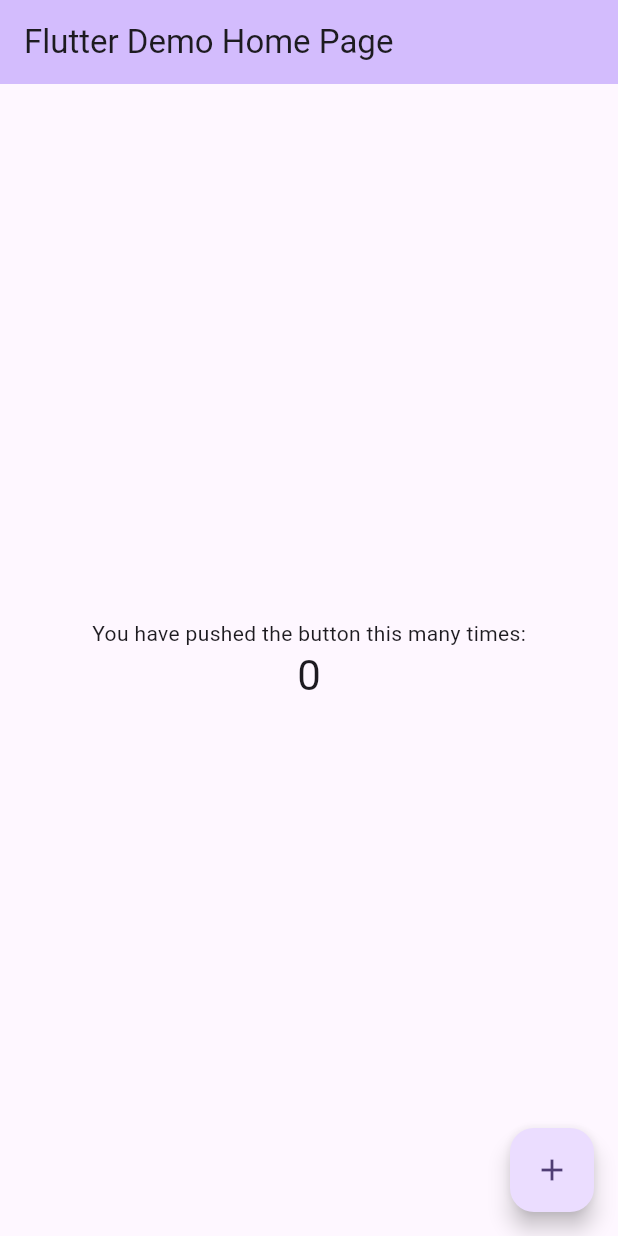
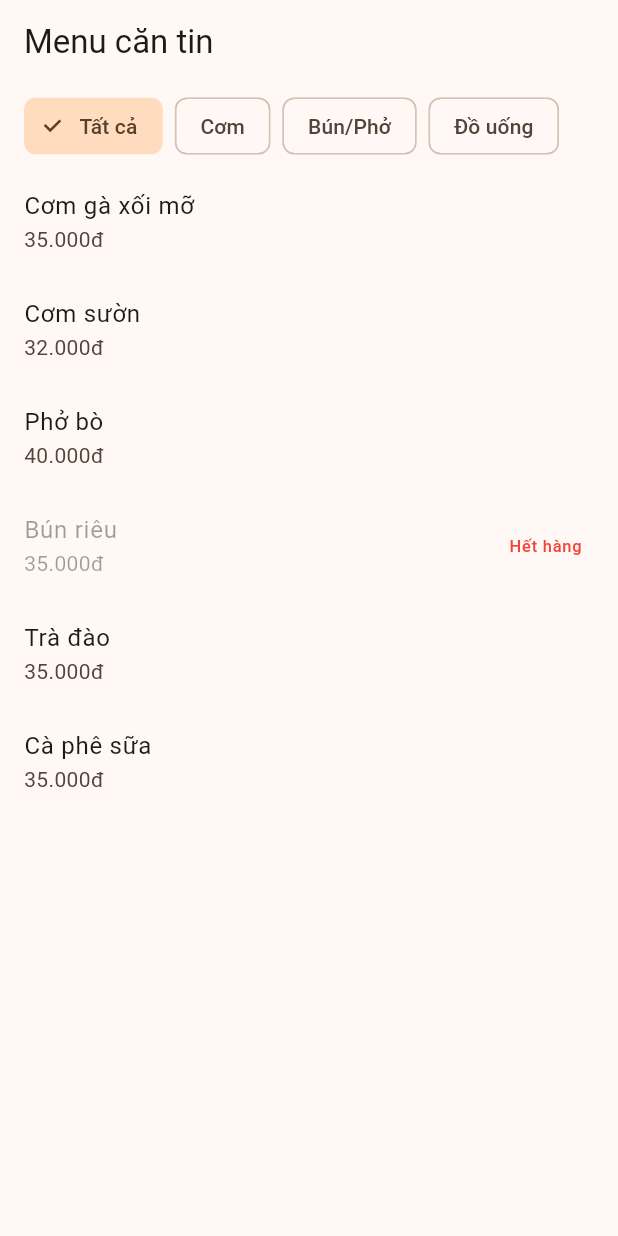
Before and after one commit to lucienhoang/canteen-app, a Flutter app: the screen it shows after launch, on a phone screen of 412 x 824 dp. Run offline on Flutter 3.47's test engine with Material 3 defaults, Android fonts, the phone set to English and light mode, and no system bars.

Commit message:
feat: add sample menu screen with Provider

```diff
--- /dev/null
+++ b/lib/data/models/category.dart
@@ -0,0 +1,12 @@
+/// Lớp đại diện cho một danh mục (Category) trong app.
+class Category {
+  /// Mã định danh duy nhất của danh mục.
+  final int id;
+
+  /// Tên hiển thị danh mục.
+  final String name;
+
+  /// Hàm khởi tạo cố định (const) cho Category.
+  /// Bắt buộc phải truyền đầy đủ [id] và [name]
+  const Category({required this.id, required this.name});
+}
--- /dev/null
+++ b/lib/data/models/menu_item.dart
@@ -0,0 +1,27 @@
+/// Lớp đại diện cho Món ăn/Thức uống trong thực đơn.
+class MenuItem {
+  /// Mã định danh duy nhất của món
+  final int id;
+
+  /// Mã danh mục liên kết với [Category] (món này thuộc nhóm nào)
+  final int categoryId;
+
+  /// Tên món ăn / thức uống
+  final String name;
+
+  /// Giá bán của món (Đơn vị: VND)
+  final int price;
+
+  /// Trạng thái phục vụ: [true] nếu còn bán, [false] nếu đã hết hàng
+  final bool isAvailable;
+
+  /// Hàm khởi tạo cố định (const) cho MenuItem.
+  /// Mặc định [isAvailabel] là [true] nếu không được truyền vào.
+  const MenuItem({
+    required this.id,
+    required this.categoryId,
+    required this.name,
+    required this.price,
+    this.isAvailable = true,
+  });
+}
--- /dev/null
+++ b/lib/data/repositories/menu_repository.dart
@@ -0,0 +1,51 @@
+import '../models/category.dart';
+import '../models/menu_item.dart';
+
+/// Interface quản lý việc truy xuất thực đơn.
+/// Định nghĩa các hàm mà bất kỳ nguồn dữ liệu nào (Mock, SQLite, API) cũng phải thực thi.
+abstract class MenuRepository {
+  /// Lấy danh sách tất cả các danh mục
+  Future<List<Category>> getCategories();
+
+  /// Lấy danh sách tất cả các món ăn / thức uống
+  Future<List<MenuItem>> getMenuItems();
+}
+
+/// Triển khai [MenuRepository] sử dụng dữ liệu giả lập (Mock Data).
+/// Phù hợp trong quá trình phát triển giao diện hoặc viết kiểm thử.
+class MockMenuRepository implements MenuRepository {
+  @override
+  Future<List<Category>> getCategories() async {
+    // Giả lập thời gian chờ phản hồi từ Server/Database (800 milliseconds)
+    await Future.delayed(const Duration(milliseconds: 800));
+
+    // Trả về danh mục giả
+    return const [
+      Category(id: 1, name: "Cơm"),
+      Category(id: 2, name: "Bún/Phở"),
+      Category(id: 3, name: "Đồ uống"),
+    ];
+  }
+
+  @override
+  Future<List<MenuItem>> getMenuItems() async {
+    // Giả lập thời gian chờ phản hồi từ Server/Database (800 milliseconds)
+    await Future.delayed(const Duration(milliseconds: 800));
+
+    // Trả về danh sách món ăn giả
+    return const [
+      MenuItem(id: 1, categoryId: 1, name: "Cơm gà xối mỡ", price: 35000),
+      MenuItem(id: 2, categoryId: 1, name: "Cơm sườn", price: 32000),
+      MenuItem(id: 3, categoryId: 2, name: "Phở bò", price: 40000),
+      MenuItem(
+        id: 4,
+        categoryId: 2,
+        name: "Bún riêu",
+        price: 35000,
+        isAvailable: false,
+      ),
+      MenuItem(id: 5, categoryId: 3, name: "Trà đào", price: 35000),
+      MenuItem(id: 6, categoryId: 3, name: "Cà phê sữa", price: 35000),
+    ];
+  }
+}
--- /dev/null
+++ b/lib/features/menu/menu_screen.dart
@@ -0,0 +1,108 @@
+import 'package:flutter/material.dart';
+import 'package:intl/intl.dart';
+import 'package:provider/provider.dart';
+
+import 'menu_viewmodel.dart';
+
+/// Màn hình hiển thị thực đơn (UI Layer).
+/// Chỉ đóng vai trò hiển thị trạng thái và chuyển tương tác người dùng cho [MenuViewmodel].
+class MenuScreen extends StatelessWidget {
+  const MenuScreen({super.key});
+
+  @override
+  Widget build(BuildContext context) {
+    // Lắng nghe (watch) sự thay đổi từ MenuViewmodel
+    // Mỗi khi ViewModel gọi notifyListeners(), hàm build này sẽ được chạy lại.
+    final vm = context.watch<MenuViewmodel>();
+
+    return Scaffold(
+      appBar: AppBar(title: const Text("Menu căn tin")),
+      body: _buildBody(context, vm),
+    );
+  }
+
+  /// Hàm dựng giao diện chính dựa trên trạng thái của Viewmodel
+  Widget _buildBody(BuildContext context, MenuViewmodel vm) {
+    // 1. Trạng thái đnag tải dữ liệu
+    if (vm.isLoading) {
+      return const Center(child: CircularProgressIndicator());
+    }
+
+    // 2. Trạng thái gặp lỗi khi tải dữ liệu
+    if (vm.error != null) {
+      return Center(
+        child: Column(
+          mainAxisSize: MainAxisSize.min,
+          children: [
+            Text(vm.error!),
+            const SizedBox(height: 8),
+            ElevatedButton(
+              // Dùng context.read để gọi hàm load(), không đăng ký lắng nghe re-build
+              onPressed: () => context.read<MenuViewmodel>().load(),
+              child: const Text("Thử lại"),
+            ),
+          ],
+        ),
+      );
+    }
+
+    // Định dạng số tiền theo chuẩn Việt Nam
+    final priceFormat = NumberFormat.decimalPattern('vi');
+
+    // 3. Trạng thái hiển thị dữ liệu thành công
+    return Column(
+      children: [
+        // Danh sách các mục cuộn ngang (Horizontal List)
+        SizedBox(
+          height: 56,
+          child: ListView(
+            scrollDirection: Axis.horizontal,
+            padding: const EdgeInsets.symmetric(horizontal: 12),
+            children: [
+              // Chip "Tất cả" (id = null)
+              _chip(context, "Tất cả", null, vm.selectedCategoryId),
+              // Tạo các chip cho từng danh mục lấy từ ViewModel
+              for (final c in vm.categories)
+                _chip(context, c.name, c.id, vm.selectedCategoryId),
+            ],
+          ),
+        ),
+
+        // Danh sách lấy món ăn được lọc theo danh mục (Vertical List)
+        Expanded(
+          child: ListView.builder(
+            itemCount: vm.visibleItems.length,
+            itemBuilder: (context, index) {
+              final item = vm.visibleItems[index];
+              return ListTile(
+                title: Text(item.name),
+                subtitle: Text('${priceFormat.format(item.price)}đ'),
+                // Nếu hết hàng thì hiện chữ "Hết hàng" màu đỏ ở cuối card
+                trailing: item.isAvailable
+                    ? null
+                    : const Text(
+                        "Hết hàng",
+                        style: TextStyle(color: Colors.red),
+                      ),
+                // Vô hiệu hóa (làm mờ) item nếu hết hàng
+                enabled: item.isAvailable,
+              );
+            },
+          ),
+        ),
+      ],
+    );
+  }
+
+  /// Widget phu trợ tạo ra nút chọn danh mục (ChoiceChip)
+  Widget _chip(BuildContext context, String label, int? id, int? selectedId) {
+    return Padding(
+      padding: const EdgeInsets.symmetric(horizontal: 4, vertical: 8),
+      child: ChoiceChip(
+        label: Text(label),
+        selected: id == selectedId,
+        onSelected: (_) => context.read<MenuViewmodel>().selectCategory(id),
+      ),
+    );
+  }
+}
--- /dev/null
+++ b/lib/features/menu/menu_viewmodel.dart
@@ -0,0 +1,67 @@
+import 'package:flutter/foundation.dart' show ChangeNotifier;
+
+import '../../data/models/category.dart';
+import '../../data/models/menu_item.dart';
+import '../../data/repositories/menu_repository.dart';
+
+/// ViewModel quản lý trạng thái và logic nghiệp vụ cho màn hình Thực đơn (Menu Screen).
+/// Sử dụng [ChangeNotifier] để thông báo thay đổi cho tầng UI quan sát.
+class MenuViewmodel extends ChangeNotifier {
+  /// Hàm khởi tạo nhận vào một [MenuRepository] (Dependency Ịnection).
+  /// Giúp ViewModel độc lập với nguồn dữ liệu bên dưới.
+  MenuViewmodel(this._repository);
+
+  final MenuRepository _repository;
+
+  // --- Trạng thái nội bộ (Private States) ---
+  bool _isLoading = false;
+  String? _error;
+  List<Category> _categories = [];
+  List<MenuItem> _items = [];
+  int? _selectedCategoryId; // null nghĩa là đang chọn "Tất cả"
+
+  // --- Getter cung cấp dữ liệu an toàn cho tầng UI ---
+
+  /// Trạng thái đang tải dữ liệu
+  bool get isLoading => _isLoading;
+
+  /// Thông báo lỗi (nếu có)
+  String? get error => _error;
+
+  /// Danh sách tất cả các danh mục
+  List<Category> get categories => _categories;
+
+  /// Id của danh mục hiện đang được chọn
+  int? get selectedCategoryId => _selectedCategoryId;
+
+  /// Danh sách món được lọc tự động dựa theo theo danh mục đang chọn.
+  /// Nếu [_selectedCategoryId] là null thì trả về toàn bộ danh sách món.
+  List<MenuItem> get visibleItems {
+    if (_selectedCategoryId == null) return _items;
+    return _items.where((i) => i.categoryId == _selectedCategoryId).toList();
+  }
+
+  /// Tải danh sách danh mục và món từ Repository.
+  /// Xử lý đồng thời trạng thái Loading, Lỗi và Cập nhật giao diện.
+  Future<void> load() async {
+    _isLoading = true;
+    _error = null;
+    notifyListeners(); // Thông báo UI hiển thị trạng thái Loading
+    try {
+      _categories = await _repository.getCategories();
+      _items = await _repository.getMenuItems();
+    } catch (e) {
+      _error = "Không tải được menu, thử lại nhé.";
+    } finally {
+      _isLoading = false;
+      notifyListeners(); // Thông báo UI tắt Loading và hiển thị dữ liệu/lỗi
+    }
+  }
+
+  /// Thay đổi danh mục đang chọn để lọc lại danh sách món ăn.
+  /// Truyền vào null nếu muốn chọn tất cả danh mục.
+  void selectCategory(int? categoryId) {
+    _selectedCategoryId = categoryId;
+    notifyListeners(); // Thông báo UI cập nhật lại danh sách hiển thị
+  }
+}
--- a/lib/main.dart
+++ b/lib/main.dart
@@ -1,121 +1,26 @@
 import 'package:flutter/material.dart';
+import 'package:provider/provider.dart';
+
+import 'data/repositories/menu_repository.dart';
+import 'features/menu/menu_screen.dart';
+import 'features/menu/menu_viewmodel.dart';
 
 void main() {
-  runApp(const MyApp());
+  runApp(const CanteenApp());
 }
 
-class MyApp extends StatelessWidget {
-  const MyApp({super.key});
+class CanteenApp extends StatelessWidget {
+  const CanteenApp({super.key});
 
   // This widget is the root of your application.
   @override
   Widget build(BuildContext context) {
-    return MaterialApp(
-      title: 'Flutter Demo',
-      theme: ThemeData(
-        // This is the theme of your application.
-        //
-        // TRY THIS: Try running your application with "flutter run". You'll see
-        // the application has a purple toolbar. Then, without quitting the app,
-        // try changing the seedColor in the colorScheme below to Colors.green
-        // and then invoke "hot reload" (save your changes or press the "hot
-        // reload" button in a Flutter-supported IDE, or press "r" if you used
-        // the command line to start the app).
-        //
-        // Notice that the counter didn't reset back to zero; the application
-        // state is not lost during the reload. To reset the state, use hot
-        // restart instead.
-        //
-        // This works for code too, not just values: Most code changes can be
-        // tested with just a hot reload.
-        colorScheme: .fromSeed(seedColor: Colors.deepPurple),
-      ),
-      home: const MyHomePage(title: 'Flutter Demo Home Page'),
-    );
-  }
-}
-
-class MyHomePage extends StatefulWidget {
-  const MyHomePage({super.key, required this.title});
-
-  // This widget is the home page of your application. It is stateful, meaning
-  // that it has a State object (defined below) that contains fields that affect
-  // how it looks.
-
-  // This class is the configuration for the state. It holds the values (in this
-  // case the title) provided by the parent (in this case the App widget) and
-  // used by the build method of the State. Fields in a Widget subclass are
-  // always marked "final".
-
-  final String title;
-
-  @override
-  State<MyHomePage> createState() => _MyHomePageState();
-}
-
-class _MyHomePageState extends State<MyHomePage> {
-  int _counter = 0;
-
-  void _incrementCounter() {
-    setState(() {
-      // This call to setState tells the Flutter framework that something has
-      // changed in this State, which causes it to rerun the build method below
-      // so that the display can reflect the updated values. If we changed
-      // _counter without calling setState(), then the build method would not be
-      // called again, and so nothing would appear to happen.
-      _counter++;
-    });
-  }
-
-  @override
-  Widget build(BuildContext context) {
-    // This method is rerun every time setState is called, for instance as done
-    // by the _incrementCounter method above.
-    //
-    // The Flutter framework has been optimized to make rerunning build methods
-    // fast, so that you can just rebuild anything that needs updating rather
-    // than having to individually change instances of widgets.
-    return Scaffold(
-      appBar: AppBar(
-        // TRY THIS: Try changing the color here to a specific color (to
-        // Colors.amber, perhaps?) and trigger a hot reload to see the AppBar
-        // change color while the other colors stay the same.
-        backgroundColor: Theme.of(context).colorScheme.inversePrimary,
-        // Here we take the value from the MyHomePage object that was created by
-        // the App.build method, and use it to set our appbar title.
-        title: Text(widget.title),
-      ),
-      body: Center(
-        // Center is a layout widget. It takes a single child and positions it
-        // in the middle of the parent.
-        child: Column(
-          // Column is also a layout widget. It takes a list of children and
-          // arranges them vertically. By default, it sizes itself to fit its
-          // children horizontally, and tries to be as tall as its parent.
-          //
-          // Column has various properties to control how it sizes itself and
-          // how it positions its children. Here we use mainAxisAlignment to
-          // center the children vertically; the main axis here is the vertical
-          // axis because Columns are vertical (the cross axis would be
-          // horizontal).
-          //
-          // TRY THIS: Invoke "debug painting" (choose the "Toggle Debug Paint"
-          // action in the IDE, or press "p" in the console), to see the
-          // wireframe for each widget.
-          mainAxisAlignment: .center,
-          children: [
-            const Text('You have pushed the button this many times:'),
-            Text(
-              '$_counter',
-              style: Theme.of(context).textTheme.headlineMedium,
-            ),
-          ],
-        ),
-      ),
-      floatingActionButton: FloatingActionButton(
-        onPressed: _incrementCounter,
-        tooltip: 'Increment',
-        child: const Icon(Icons.add),
+    return ChangeNotifierProvider(
+      create: (_) => MenuViewmodel(MockMenuRepository())..load(),
+      child: MaterialApp(
+        title: 'Căn tin',
+        theme: ThemeData(colorSchemeSeed: Colors.orange, useMaterial3: true),
+        home: const MenuScreen(),
       ),
     );
   }
--- a/pubspec.yaml
+++ b/pubspec.yaml
@@ -34,6 +34,8 @@ dependencies:
   # The following adds the Cupertino Icons font to your application.
   # Use with the CupertinoIcons class for iOS style icons.
   cupertino_icons: ^1.0.8
+  provider: ^6.1.5+1
+  intl: ^0.20.3
 
 dev_dependencies:
   flutter_test:
```
Also changed, not shown: pubspec.lock, 2 other files.
